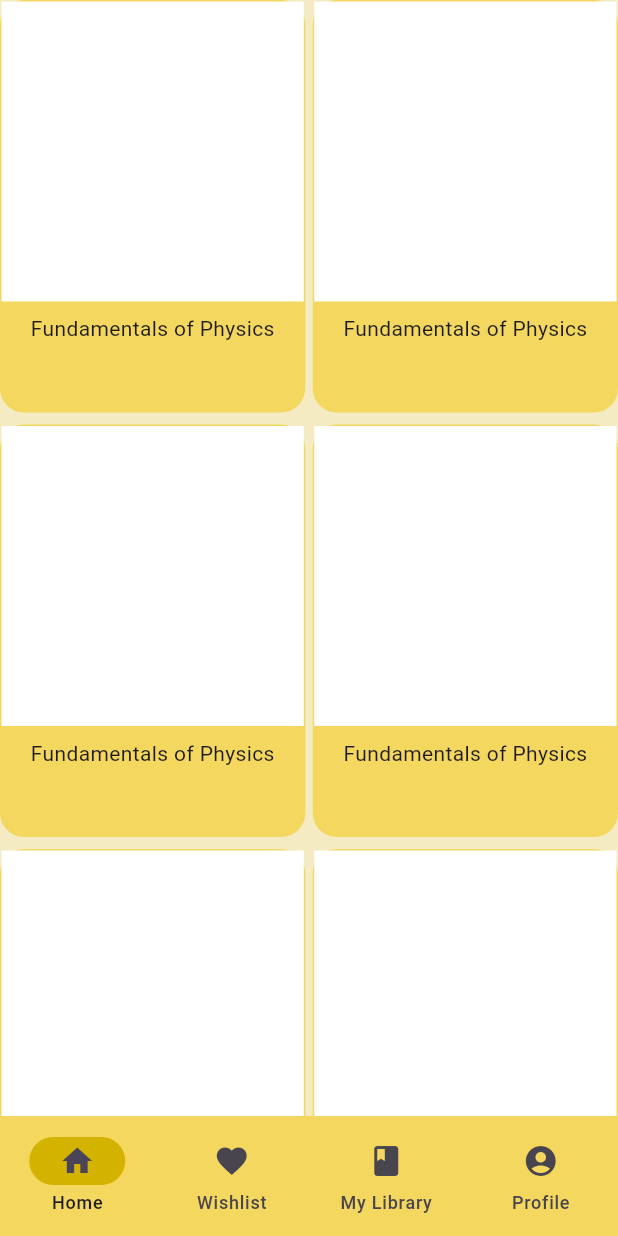
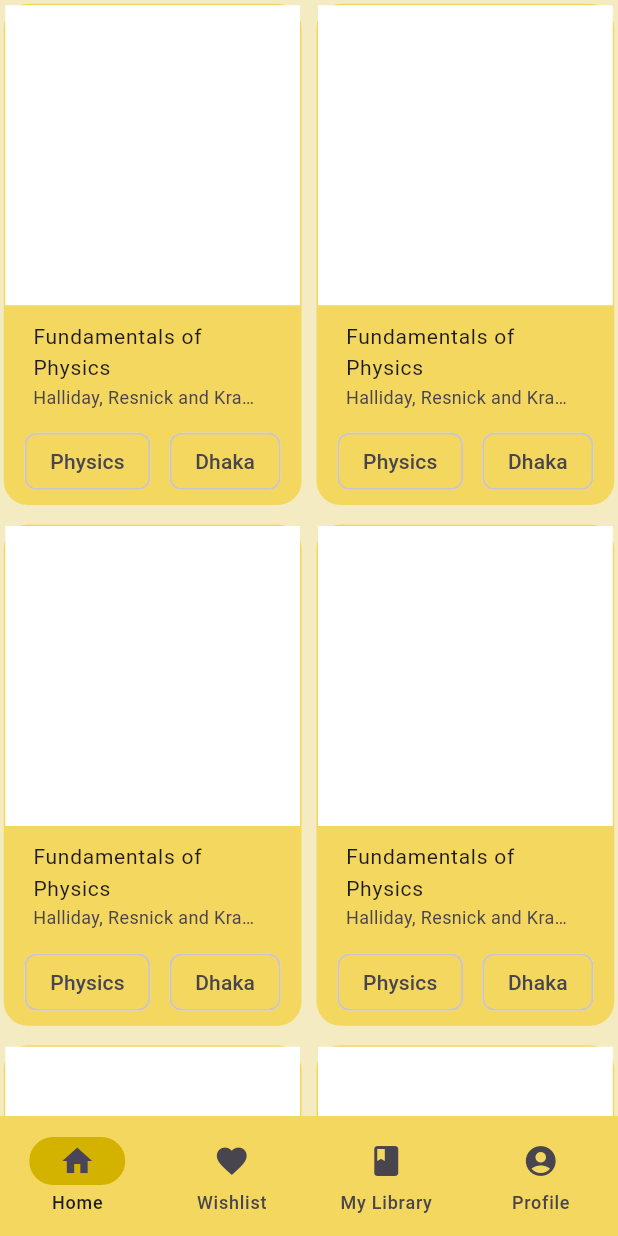
Before and after one commit to shahipeasant/Bookio, a Flutter app: the screen it shows after launch, on a phone screen of 412 x 824 dp. Run offline on Flutter 3.47's test engine with Material 3 defaults, Android fonts, the light colour scheme and no system bars; our stand-ins replace get.

Commit message:
add ListTile instead of Column in container, add subtitle and chip and make slight adjustments to aspect ratio as per need

```diff
--- a/lib/views/homePage.dart
+++ b/lib/views/homePage.dart
@@ -14,7 +14,7 @@
           crossAxisCount: 2,
           crossAxisSpacing: 5.0,
           mainAxisSpacing: 8.0,
-          childAspectRatio: 0.74,
+          childAspectRatio: 0.60,
         ),
         itemCount: 20,
         itemBuilder: (context, index) {
--- a/lib/widgets/productCard.dart
+++ b/lib/widgets/productCard.dart
@@ -5,7 +5,9 @@
 
   @override
   Widget build(BuildContext context) {
-    return Container(
+    return Padding(
+      padding: EdgeInsets.all(2.5),
+      child: Container(
         width: 180,
         padding: EdgeInsets.all(1),
         decoration: BoxDecoration(
@@ -18,29 +20,42 @@
               height: 200,
               padding: EdgeInsets.all(16),
               color: Colors.white,
-            child: Stack(
-              children: [
-
-              ],
+              child: Stack(children: []),
+            ),
+            Padding(
+              padding: EdgeInsets.all(2.5),
+              child: ListTile(
+                title: Text(
+                  'Fundamentals of Physics',
+                  overflow: TextOverflow.ellipsis,
+                  maxLines: 2,
+                  style: TextStyle(fontSize: 14),
+                ),
+                subtitle: Text(
+                  'Halliday, Resnick and Krane',
+                  overflow: TextOverflow.ellipsis,
+                  maxLines: 1,
+                  style: TextStyle(fontSize: 12),
+                  textAlign: TextAlign.justify,
                 ),
               ),
-          Padding(
-            padding: EdgeInsets.all(8.0),
-            child:
-            Column(
+            ),
+            Row(
+              mainAxisAlignment: MainAxisAlignment.spaceEvenly,
               children: [
-                Text(
-                  'Fundamentals of Physics',
-                  overflow: TextOverflow.ellipsis,
-                  maxLines: 1,
-                  style: TextStyle(fontSize: 14),
-                  textAlign: TextAlign.left,
+                Chip(
+                  label: Text('Physics'),
+                  backgroundColor: Color(0xfff4d75e),
+                ),
+                Chip(
+                  label: Text('Dhaka'),
+                  backgroundColor: Color(0xfff4d75e),
+                ),
+              ],
             ),
           ],
         ),
       ),
-        ],
-      ),
     );
   }
 }
```
Lines whose indentation alone changed are shown as unchanged.
